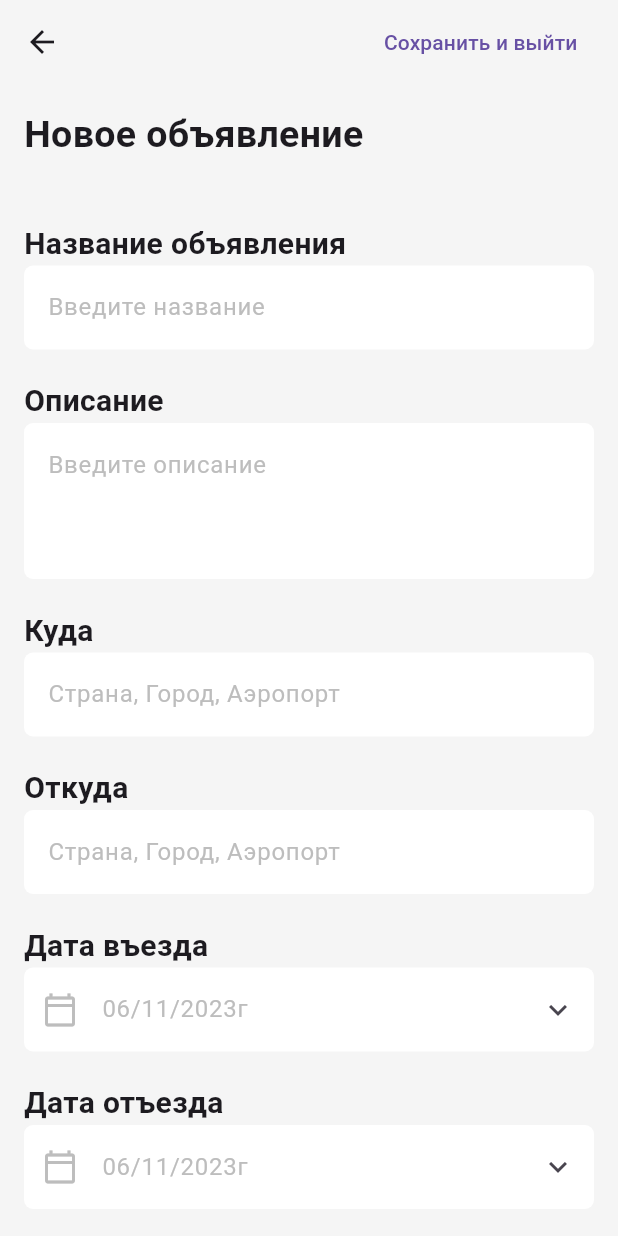
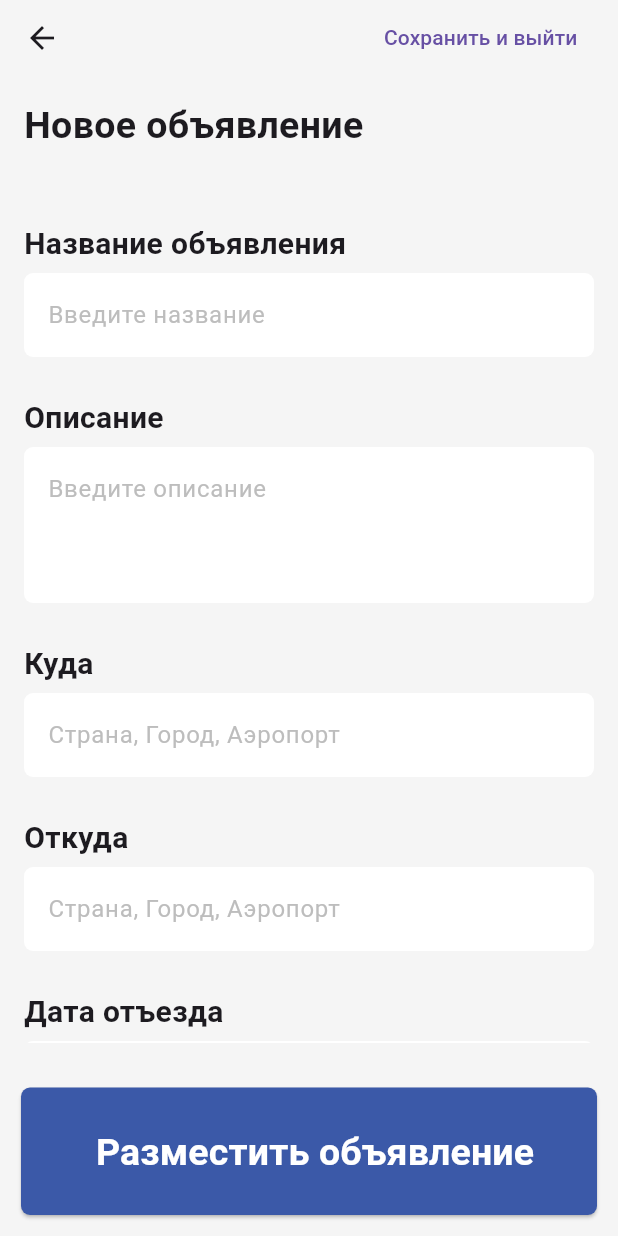
Before and after one commit to HacKnutiY/sign-in-pages, a Flutter app: the NewAdScreen screen opened directly, on a phone screen of 412 x 824 dp. Run offline on Flutter 3.47's test engine with Material 3 defaults, Android fonts, the phone set to English and light mode, and no system bars; our stand-ins replace timeline_tile.

```diff
--- a/lib/components/button.dart
+++ b/lib/components/button.dart
@@ -5,20 +5,22 @@ import 'package:flutter/material.dart';
 class MyButton extends StatelessWidget {
   String _buttonText;
   String? _icon = "";
-  TextStyle _textStyle =
+  TextStyle _iconStyle =
       TextStyle(fontSize: 48, color: Colors.white, fontWeight: FontWeight.w100);
-  MyButton(this._buttonText, [icon, textStyle]) {
+  VoidCallback? _onPressedFun; //ОБЪЯВИЛ ПОЛЕ !!!!!
+
+  MyButton(this._buttonText, {icon, textStyle, onPressed}) {
     if (icon != null) {
       this._icon = icon;
       if (textStyle != null) {
-        _textStyle = textStyle;
+        _iconStyle = textStyle;
       }
     }
+    _onPressedFun = onPressed;
   }
 
   @override
   Widget build(BuildContext context) {
-    // TODO: implement build
     return Container(
       width: double.infinity,
       child: ElevatedButton.icon(
@@ -27,10 +29,10 @@ class MyButton extends StatelessWidget {
             primary: Color(0xff3B59A8),
             shape:
                 RoundedRectangleBorder(borderRadius: BorderRadius.circular(6))),
-        onPressed: () {},
+        onPressed: _onPressedFun,
         icon: Text(
           "$_icon",
-          style: _textStyle,
+          style: _iconStyle,
         ),
         label: Text(
           "$_buttonText",
--- a/lib/pages/new_ad_page.dart
+++ b/lib/pages/new_ad_page.dart
@@ -1,20 +1,32 @@
+import 'dart:math';
+
 import 'package:flutter/material.dart';
 
 import 'package:djigit_tasks/components/text_field.dart';
 import 'package:djigit_tasks/components/button.dart';
+import 'package:flutter/services.dart';
 
 class NewAdScreen extends StatelessWidget {
   @override
   Widget build(BuildContext context) {
+    void pressedMeth() {
+      Navigator.pushNamedAndRemoveUntil(
+          context, '/ads_list', ModalRoute.withName('/'));
+    }
+
     // TODO: implement build
     return Scaffold(
         appBar: AppBar(
+          toolbarHeight: 50,
           backgroundColor: Colors.transparent,
-          leading: Icon(Icons.arrow_back),
+          leading: IconButton(
+            icon: Icon(Icons.arrow_back),
+            onPressed: pressedMeth,
+          ),
           actions: [
             TextButton(
               child: Text("Сохранить и выйти"),
-              onPressed: () => {},
+              onPressed: pressedMeth,
             ),
             SizedBox(
               width: 15,
@@ -22,6 +34,14 @@ class NewAdScreen extends StatelessWidget {
           ],
         ),
         backgroundColor: Color(0xffF5F5F5),
+        bottomNavigationBar: Padding(
+            padding: EdgeInsetsDirectional.all(14),
+            child: MyButton(
+              "Разместить объявление",
+              onPressed: () {
+                pressedMeth();
+              },
+            )),
         body: SafeArea(
           child: Padding(
               padding: EdgeInsets.all(16),
@@ -34,104 +54,66 @@ class NewAdScreen extends StatelessWidget {
                   SizedBox(
                     height: 40,
                   ),
-                  Column(
-                    crossAxisAlignment: CrossAxisAlignment.start,
-                    children: [
-                      Text(
-                        "Название объявления",
-                        style: TextStyle(
-                            fontSize: 20, fontWeight: FontWeight.w600),
-                      ),
-                      MyAddTextField(
+                  myListItem(
+                      textFieldWidget: MyAddTextField(
                         hint: "Введите название",
                       ),
-                    ],
-                  ),
+                      textFieldName: "Название объявления"),
                   SizedBox(
                     height: 20,
                   ),
-                  Column(
-                    crossAxisAlignment: CrossAxisAlignment.start,
-                    children: [
-                      Text(
-                        "Описание",
-                        style: TextStyle(
-                            fontSize: 20, fontWeight: FontWeight.w600),
-                      ),
-                      MyAddTextField(
+                  myListItem(
+                      textFieldWidget: MyAddTextField(
                         hint: "Введите описание",
                         LinesCount: 3,
                       ),
-                    ],
-                  ),
+                      textFieldName: "Описание"),
                   SizedBox(
                     height: 20,
                   ),
-                  Column(
-                    crossAxisAlignment: CrossAxisAlignment.start,
-                    children: [
-                      Text(
-                        "Куда",
-                        style: TextStyle(
-                            fontSize: 20, fontWeight: FontWeight.w600),
-                      ),
-                      MyAddTextField(
+                  myListItem(
+                      textFieldWidget: MyAddTextField(
                         type: TextInputType.datetime,
                         hint: "Страна, Город, Аэропорт",
                       ),
-                    ],
-                  ),
+                      textFieldName: "Куда"),
                   SizedBox(
                     height: 20,
                   ),
-                  Column(
-                    crossAxisAlignment: CrossAxisAlignment.start,
-                    children: [
-                      Text(
-                        "Откуда",
-                        style: TextStyle(
-                            fontSize: 20, fontWeight: FontWeight.w600),
-                      ),
-                      MyAddTextField(
+                  myListItem(
+                      textFieldWidget: MyAddTextField(
                         type: TextInputType.datetime,
                         hint: "Страна, Город, Аэропорт",
                       ),
-                    ],
-                  ),
+                      textFieldName: "Откуда"),
                   SizedBox(
                     height: 20,
                   ),
-                  Column(
-                    crossAxisAlignment: CrossAxisAlignment.start,
-                    children: [
-                      Text(
-                        "Дата въезда",
-                        style: TextStyle(
-                            fontSize: 20, fontWeight: FontWeight.w600),
-                      ),
-                      MyDateTextField()
-                    ],
-                  ),
+                  myListItem(
+                      textFieldWidget: MyDateTextField(),
+                      textFieldName: "Дата отъезда"),
                   SizedBox(
                     height: 20,
                   ),
-                  Column(
-                    crossAxisAlignment: CrossAxisAlignment.start,
-                    children: [
-                      Text(
-                        "Дата отъезда",
-                        style: TextStyle(
-                            fontSize: 20, fontWeight: FontWeight.w600),
-                      ),
-                      MyDateTextField()
-                    ],
-                  ),
-                  SizedBox(
-                    height: 45,
-                  ),
-                  MyButton("Разместить объявление")
+                  myListItem(
+                      textFieldWidget: MyDateTextField(),
+                      textFieldName: "Дата приезда"),
                 ],
               )),
         ));
   }
 }
+
+Widget myListItem(
+    {required Widget textFieldWidget, required String textFieldName}) {
+  return Column(
+    crossAxisAlignment: CrossAxisAlignment.start,
+    children: [
+      Text(
+        textFieldName,
+        style: TextStyle(fontSize: 20, fontWeight: FontWeight.w600, height: 2),
+      ),
+      textFieldWidget,
+    ],
+  );
+}
--- a/pubspec.yaml
+++ b/pubspec.yaml
@@ -36,6 +36,7 @@ dependencies:
   # Use with the CupertinoIcons class for iOS style icons.
   cupertino_icons: ^1.0.2
   intl: ^0.19.0
+  timeline_tile: ^2.0.0
 
 dev_dependencies:
   flutter_test:
```
Also changed, not shown: lib/components/my_timeline_text.dart (added, +42 -0 lines), lib/components/my_timeline_tile.dart (added, +52 -0 lines), lib/components/text_field.dart (+55 -50 lines), lib/main.dart (+12 -2 lines), lib/pages/my_adds.dart (added, +140 -0 lines), lib/pages/sign_in_first_page.dart (+29 -8 lines), lib/pages/sign_in_second_page.dart (+22 -5 lines), pubspec.lock.
